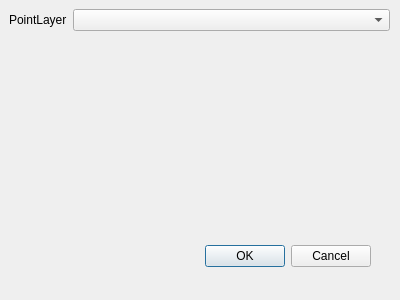
Before: the Qt Designer form bestagon_dialog_base.ui in KonstiDE/Bestagon, drawn with Qt 5.
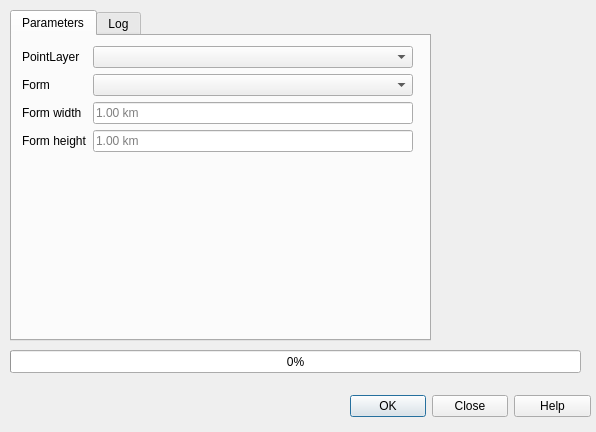
After: the same form once the commit is applied. Custom widgets are drawn as their Qt base class.

```diff
--- a/bestagon_dialog_base.ui
+++ b/bestagon_dialog_base.ui
@@ -6,8 +6,8 @@
    <rect>
     <x>0</x>
     <y>0</y>
-    <width>400</width>
-    <height>300</height>
+    <width>596</width>
+    <height>432</height>
    </rect>
   </property>
   <property name="windowTitle">
@@ -16,9 +16,9 @@
   <widget class="QDialogButtonBox" name="button_box">
    <property name="geometry">
     <rect>
-     <x>30</x>
-     <y>240</y>
-     <width>341</width>
+     <x>350</x>
+     <y>390</y>
+     <width>241</width>
      <height>32</height>
     </rect>
    </property>
@@ -26,30 +26,143 @@
     <enum>Qt::Horizontal</enum>
    </property>
    <property name="standardButtons">
-    <set>QDialogButtonBox::Cancel|QDialogButtonBox::Ok</set>
+    <set>QDialogButtonBox::Close|QDialogButtonBox::Help|QDialogButtonBox::Ok</set>
    </property>
   </widget>
-  <widget class="QWidget" name="formLayoutWidget">
+  <widget class="QTabWidget" name="tabWidget">
    <property name="geometry">
     <rect>
-     <x>9</x>
-     <y>9</y>
-     <width>381</width>
-     <height>201</height>
+     <x>10</x>
+     <y>10</y>
+     <width>421</width>
+     <height>331</height>
     </rect>
    </property>
-   <layout class="QFormLayout" name="formLayout">
-    <item row="0" column="0">
-     <widget class="QLabel" name="label">
-      <property name="text">
-       <string>PointLayer</string>
-      </property>
-     </widget>
-    </item>
-    <item row="0" column="1">
-     <widget class="QgsMapLayerComboBox" name="mMapLayerComboBox_points"/>
-    </item>
-   </layout>
+   <property name="currentIndex">
+    <number>0</number>
+   </property>
+   <widget class="QWidget" name="tab_parameters">
+    <attribute name="title">
+     <string>Parameters</string>
+    </attribute>
+    <widget class="QWidget" name="formLayoutWidget">
+     <property name="geometry">
+      <rect>
+       <x>10</x>
+       <y>10</y>
+       <width>391</width>
+       <height>281</height>
+      </rect>
+     </property>
+     <layout class="QFormLayout" name="formLayout">
+      <item row="0" column="0">
+       <widget class="QLabel" name="label">
+        <property name="text">
+         <string>PointLayer</string>
+        </property>
+       </widget>
+      </item>
+      <item row="0" column="1">
+       <widget class="QgsMapLayerComboBox" name="mMapLayerComboBox_points">
+        <property name="placeholderText">
+         <string>Select a layer containing points</string>
+        </property>
+       </widget>
+      </item>
+      <item row="1" column="1">
+       <widget class="QComboBox" name="comboBox_form">
+        <property name="placeholderText">
+         <string>Select a form</string>
+        </property>
+       </widget>
+      </item>
+      <item row="1" column="0">
+       <widget class="QLabel" name="label_1">
+        <property name="text">
+         <string>Form</string>
+        </property>
+       </widget>
+      </item>
+      <item row="2" column="0">
+       <widget class="QLabel" name="label_2">
+        <property name="text">
+         <string>Form width</string>
+        </property>
+       </widget>
+      </item>
+      <item row="2" column="1">
+       <widget class="QLineEdit" name="lineEdit_width">
+        <property name="placeholderText">
+         <string>1.00 km</string>
+        </property>
+        <property name="clearButtonEnabled">
+         <bool>false</bool>
+        </property>
+       </widget>
+      </item>
+      <item row="3" column="0">
+       <widget class="QLabel" name="label_3">
+        <property name="text">
+         <string>Form height</string>
+        </property>
+       </widget>
+      </item>
+      <item row="3" column="1">
+       <widget class="QLineEdit" name="lineEdit_height">
+        <property name="placeholderText">
+         <string>1.00 km</string>
+        </property>
+       </widget>
+      </item>
+     </layout>
+    </widget>
+   </widget>
+   <widget class="QWidget" name="tab_log">
+    <attribute name="title">
+     <string>Log</string>
+    </attribute>
+    <widget class="QTextEdit" name="log_entry">
+     <property name="geometry">
+      <rect>
+       <x>0</x>
+       <y>0</y>
+       <width>421</width>
+       <height>311</height>
+      </rect>
+     </property>
+     <property name="readOnly">
+      <bool>true</bool>
+     </property>
+    </widget>
+   </widget>
+  </widget>
+  <widget class="QProgressBar" name="progressBar">
+   <property name="geometry">
+    <rect>
+     <x>10</x>
+     <y>350</y>
+     <width>571</width>
+     <height>23</height>
+    </rect>
+   </property>
+   <property name="autoFillBackground">
+    <bool>false</bool>
+   </property>
+   <property name="value">
+    <number>0</number>
+   </property>
+   <property name="textVisible">
+    <bool>true</bool>
+   </property>
+   <property name="orientation">
+    <enum>Qt::Horizontal</enum>
+   </property>
+   <property name="invertedAppearance">
+    <bool>false</bool>
+   </property>
+   <property name="format">
+    <string>%p%</string>
+   </property>
   </widget>
  </widget>
  <customwidgets>
```
